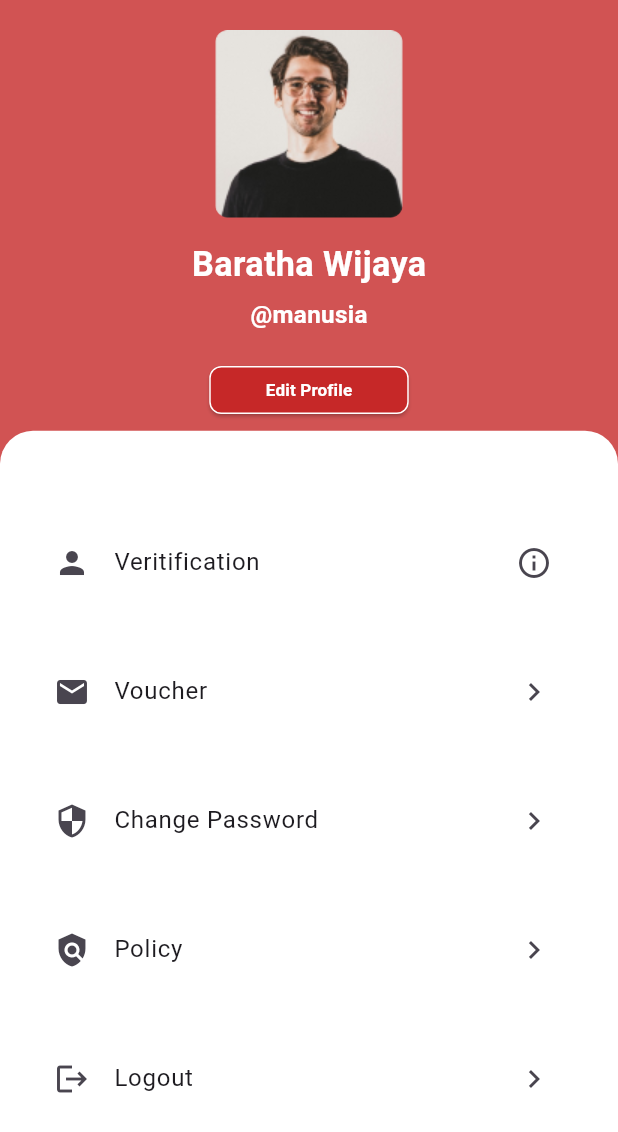
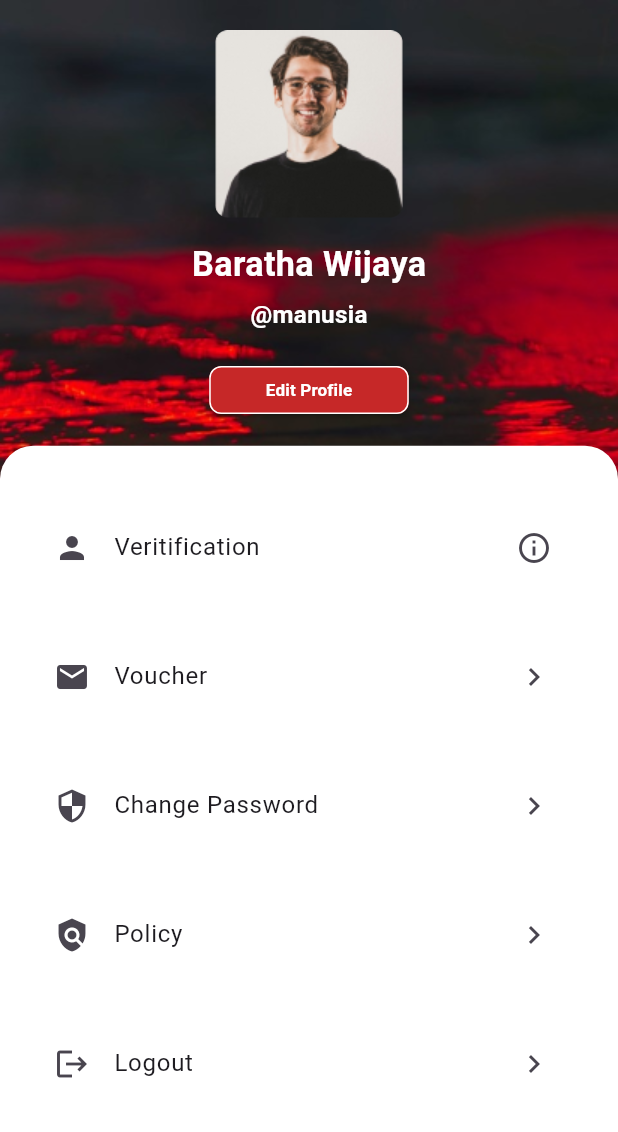
Before and after one commit to Shade2012/warmindo_user_ui, a Flutter app: the ProfilePage screen opened by its route, on a phone screen of 412 x 824 dp. Shown: the top 1132 px of the screen. Run offline on Flutter 3.47's test engine with Material 3 defaults, Android fonts, the phone set to English and light mode, and no system bars; our stand-ins replace flutter_svg, get, google_fonts, smooth_page_indicator; Roboto replaces fonts that are missing (Oxygen).

Commit message:
style: [AF] add image background profile

```diff
--- a/lib/pages/profile_page/view/profile_page.dart
+++ b/lib/pages/profile_page/view/profile_page.dart
@@ -1,5 +1,4 @@
 import 'package:flutter/material.dart';
-import 'package:warmindo_user_ui/pages/navigator_page/view/navigator_page.dart';
 import 'package:warmindo_user_ui/utils/themes/color_themes.dart';
 import 'package:warmindo_user_ui/utils/themes/image_themes.dart';
 import 'package:warmindo_user_ui/utils/themes/textstyle_themes.dart';
@@ -17,15 +16,22 @@ class ProfilePage extends StatelessWidget {
         child: Container(
           width: screenWidth,
           height: screenHeight,
+          decoration: BoxDecoration(
+            image: DecorationImage(
+              image: AssetImage(Images.profilebg),
+              fit: BoxFit.fill,
+            ),
+          ),
           child: Column(
             crossAxisAlignment: CrossAxisAlignment.center,
             children: [
               SizedBox(height: 20),
               // Container 1 (Bagian atas)
               Container(
+                margin: EdgeInsets.only(bottom: 10),
                 width: screenWidth,
                 height: screenHeight * 0.3,
-                color: ColorResources.profileBg,
+                color: ColorResources.transparent,
                 child: Column(
                   mainAxisAlignment: MainAxisAlignment.center,
                   children: [
@@ -86,7 +92,7 @@ class ProfilePage extends StatelessWidget {
                   ),
                   child: ListView(
                     children: [
-                      SizedBox(height: 60),
+                      SizedBox(height: 40),
                       ListTile(
                         leading: Icon(Icons.person),
                         title: Text('Veritification'),
--- a/lib/routes/AppPages.dart
+++ b/lib/routes/AppPages.dart
@@ -48,7 +48,7 @@ class AppPages {
   AppPages._();
 
 
-  static const INITIAL = Routes.PROFILE_PAGE;
+  static const INITIAL = Routes.BOTTOM_NAVBAR;
 
   static final routes = [
     GetPage(
--- a/lib/utils/themes/image_themes.dart
+++ b/lib/utils/themes/image_themes.dart
@@ -5,4 +5,5 @@ class Images {
   static const String onboard2 = 'assets/images/Onboard2.png';
   static const String onboard3 = 'assets/images/Onboard3.png';
   static const String profile = 'assets/images/profile.png';
+  static const String profilebg = 'assets/images/profilebg.png';
 }
```
Also changed, not shown: assets/images/profilebg.png (added).
